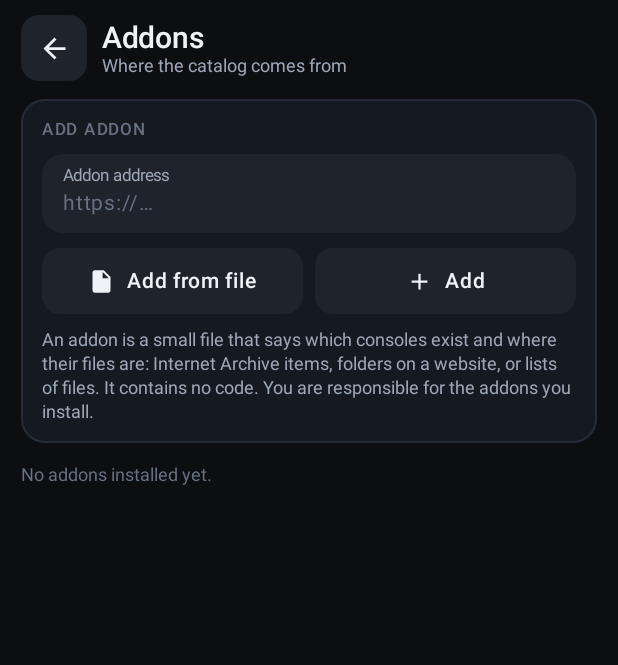
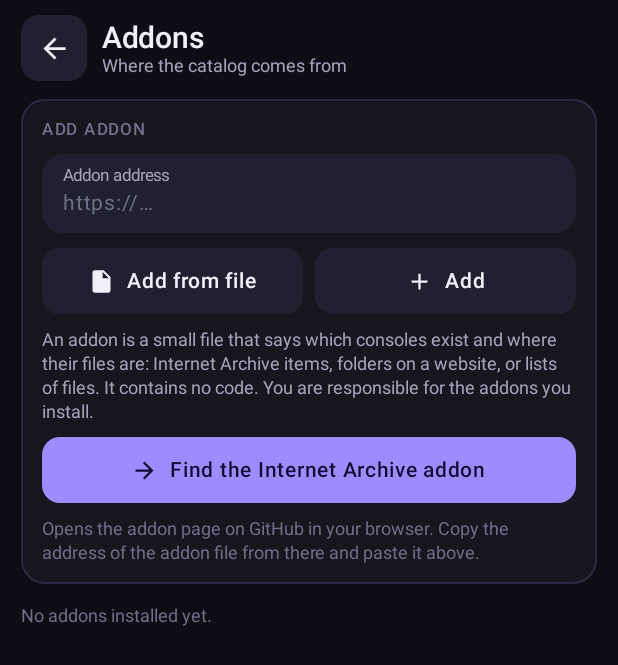
Before and after one commit to DanieleKun/Cartshelf, an Android app built with Jetpack Compose: the screen it shows after launch (MainActivity), after a tap on "Addons", on a phone screen of 412 x 824 dp. Shown: the top 665 px of the screen. Run offline under Robolectric (Android 15) with nearby library versions, the phone set to English and light mode, and no system bars; network calls fail; pictures from the network do not load; 3 statements that could not run were skipped; 2 other taps on this screen came first.

Commit message:
feat: violet look and new icon, compact load warning, addon page shortcut
- New palette: violet accent on deep violet-ink surfaces, new launcher icon.
- The "collections could not be loaded" notice is folded to one line so the
  games stay in view; Details lists the reasons and offers Options.
- Addons: a button that opens the addon page on GitHub for the first addon.

```diff
--- a/app/build.gradle.kts
+++ b/app/build.gradle.kts
@@ -17,8 +17,8 @@ android {
         minSdk = 24
         targetSdk = 35
         // The release workflow passes the tag as -PversionName=1.2.3 and the run number as -PversionCode=N.
-        versionCode = (findProperty("versionCode") as String?)?.toIntOrNull() ?: 7
-        versionName = (findProperty("versionName") as String?) ?: "1.3.2"
+        versionCode = (findProperty("versionCode") as String?)?.toIntOrNull() ?: 8
+        versionName = (findProperty("versionName") as String?) ?: "1.4.0"
     }
 
     signingConfigs {
--- a/app/src/main/java/app/archivefetcher/ui/AddonsScreen.kt
+++ b/app/src/main/java/app/archivefetcher/ui/AddonsScreen.kt
@@ -34,6 +34,7 @@ import app.archivefetcher.addon.InstalledAddon
 /** Manage the catalogs the app knows: add an addon by its address or from a file, update or remove the installed ones. */
 @Composable
 fun AddonsScreen(vm: MainViewModel) {
+    val context = LocalContext.current
     val addons by vm.addons.collectAsState()
     val urlFocus = remember { FocusRequester() }
     LaunchedEffect(Unit) { urlFocus.requestFocusWhenReady() }
@@ -85,6 +86,14 @@ fun AddonsScreen(vm: MainViewModel) {
                     )
                 }
                 Text(stringResource(R.string.addons_about), style = AppType.Caption)
+                AppButton(
+                    stringResource(R.string.addons_get_first),
+                    { openLink(context, ADDONS_REPO_URL) },
+                    Modifier.fillMaxWidth(),
+                    highlighted = addons.isEmpty(),
+                    icon = AppIcons.Forward,
+                )
+                Text(stringResource(R.string.addons_get_first_hint), style = AppType.Caption.copy(color = Palette.TextFaint))
             }
 
             if (addons.isEmpty()) {
@@ -128,3 +137,5 @@ private fun AddonCard(addon: InstalledAddon, onUpdate: () -> Unit, onRemove: ()
         }
     }
 }
+
+private const val ADDONS_REPO_URL = "https://github.com/DanieleKun/Addon-Archive-Fetcher"
--- a/app/src/main/java/app/archivefetcher/ui/BrowseScreens.kt
+++ b/app/src/main/java/app/archivefetcher/ui/BrowseScreens.kt
@@ -38,7 +38,7 @@ import app.archivefetcher.addon.CatalogCategory
 import app.archivefetcher.data.UpdateInfo
 import androidx.compose.ui.platform.LocalContext
 
-/** The app's mark: a cartridge-orange tile with the download arrow. */
+/** The app's mark: a violet cartridge tile with the download arrow. */
 @Composable
 fun BrandMark(size: Dp = 40.dp) {
     Box(Modifier.size(size).background(Palette.Accent, RoundedCornerShape(size * 0.28f)), contentAlignment = Alignment.Center) {
--- a/app/src/main/java/app/archivefetcher/ui/Theme.kt
+++ b/app/src/main/java/app/archivefetcher/ui/Theme.kt
@@ -9,21 +9,21 @@ import androidx.compose.ui.text.font.FontWeight
 import androidx.compose.ui.unit.sp
 
 /**
- * Dark, warm palette: ink-blue surfaces with a single signal-orange accent, like the power LED of a handheld.
+ * Dark palette: deep violet-ink surfaces with a single electric-violet accent, like the glow of a handheld screen.
  * Status colours are used only for status, never for decoration.
  */
 object Palette {
-    val Background = Color(0xFF0C0E12)
-    val Surface = Color(0xFF151920)
-    val SurfaceHigh = Color(0xFF1E232C)
-    val SurfaceFocus = Color(0xFF283040)
-    val Outline = Color(0xFF262C37)
-    val Accent = Color(0xFFFF8A3D)
-    val AccentSoft = Color(0x26FF8A3D)
-    val OnAccent = Color(0xFF241005)
-    val Text = Color(0xFFEFF2F6)
-    val TextDim = Color(0xFF9DA7B5)
-    val TextFaint = Color(0xFF677181)
+    val Background = Color(0xFF0E0D15)
+    val Surface = Color(0xFF17161F)
+    val SurfaceHigh = Color(0xFF212030)
+    val SurfaceFocus = Color(0xFF2E2B45)
+    val Outline = Color(0xFF2B2940)
+    val Accent = Color(0xFF9D8CFF)
+    val AccentSoft = Color(0x299D8CFF)
+    val OnAccent = Color(0xFF120C33)
+    val Text = Color(0xFFF1F0F8)
+    val TextDim = Color(0xFFA6A3BC)
+    val TextFaint = Color(0xFF71708A)
     val Danger = Color(0xFFFF6B6B)
     val Warning = Color(0xFFFFC44D)
     val Success = Color(0xFF4FD18B)
@@ -32,7 +32,7 @@ object Palette {
     /** Muted tints for the letter tiles of platforms and consoles; picked by a stable hash of the name. */
     val tiles = listOf(
         Color(0xFFE07A5F), Color(0xFF52B788), Color(0xFF6C9BEF), Color(0xFFD4A72C),
-        Color(0xFFB083E0), Color(0xFFE5687B), Color(0xFF4CC3B5), Color(0xFFE39B4B),
+        Color(0xFF9CC25A), Color(0xFFE5687B), Color(0xFF4CC3B5), Color(0xFFE39B4B),
     )
 }
 
--- a/app/src/main/res/drawable/ic_launcher_foreground.xml
+++ b/app/src/main/res/drawable/ic_launcher_foreground.xml
@@ -5,12 +5,12 @@
     android:viewportHeight="108">
     <!-- Kept inside the 66dp safe zone of adaptive icons. -->
     <path
-        android:fillColor="#FF8A3D"
+        android:fillColor="#9D8CFF"
         android:pathData="M42,28h21l9,9v35a8,8 0 0 1 -8,8h-22a8,8 0 0 1 -8,-8v-36a8,8 0 0 1 8,-8z" />
     <path
-        android:fillColor="#241005"
+        android:fillColor="#120C33"
         android:pathData="M50,38h8v14h7l-11,12l-11,-12h7z" />
     <path
-        android:fillColor="#241005"
+        android:fillColor="#120C33"
         android:pathData="M42,68h24v4h-24z" />
 </vector>
--- a/app/src/main/res/values/colors.xml
+++ b/app/src/main/res/values/colors.xml
@@ -1,4 +1,4 @@
 <?xml version="1.0" encoding="utf-8"?>
 <resources>
-    <color name="launcher_background">#0C0E12</color>
+    <color name="launcher_background">#0E0D15</color>
 </resources>
--- a/app/src/main/res/values/themes.xml
+++ b/app/src/main/res/values/themes.xml
@@ -1,7 +1,7 @@
 <resources>
     <style name="Theme.Cartshelf" parent="android:Theme.Material.NoActionBar">
-        <item name="android:windowBackground">#0C0E12</item>
-        <item name="android:statusBarColor">#0C0E12</item>
-        <item name="android:navigationBarColor">#0C0E12</item>
+        <item name="android:windowBackground">#0E0D15</item>
+        <item name="android:statusBarColor">#0E0D15</item>
+        <item name="android:navigationBarColor">#0E0D15</item>
     </style>
 </resources>
```
Also changed, not shown: app/src/main/java/app/archivefetcher/ui/ConsoleScreen.kt (+35 -11 lines), app/src/main/res/drawable/ic_launcher.xml (+5 -5 lines), app/src/main/res/values/strings.xml (+9 -1 lines), 2 other files.
